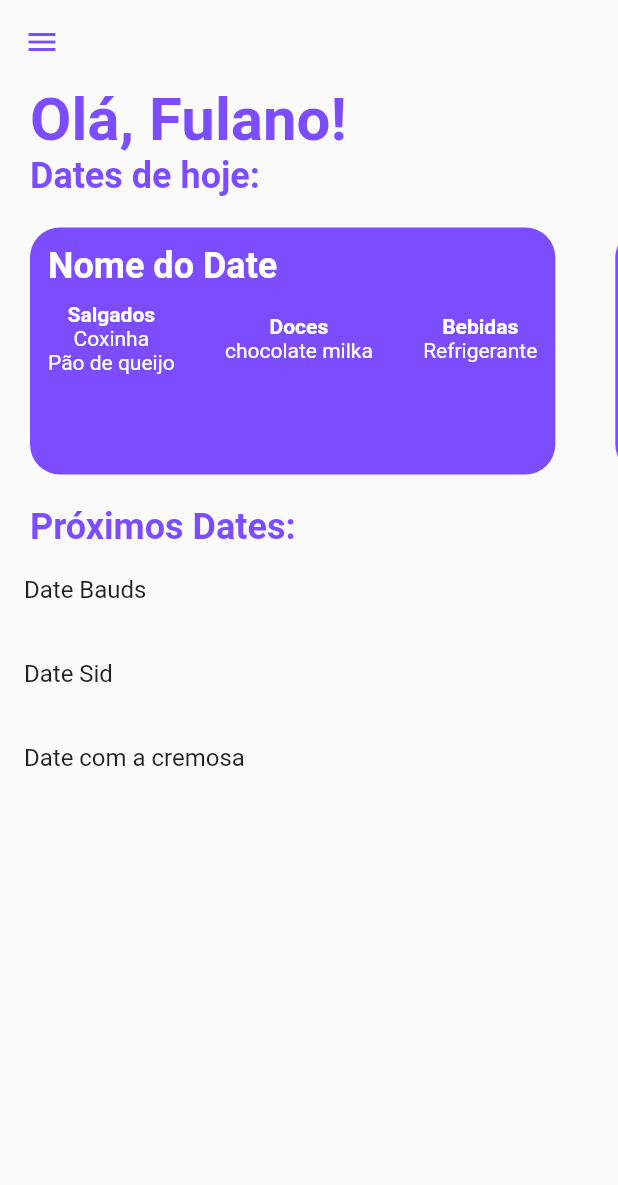
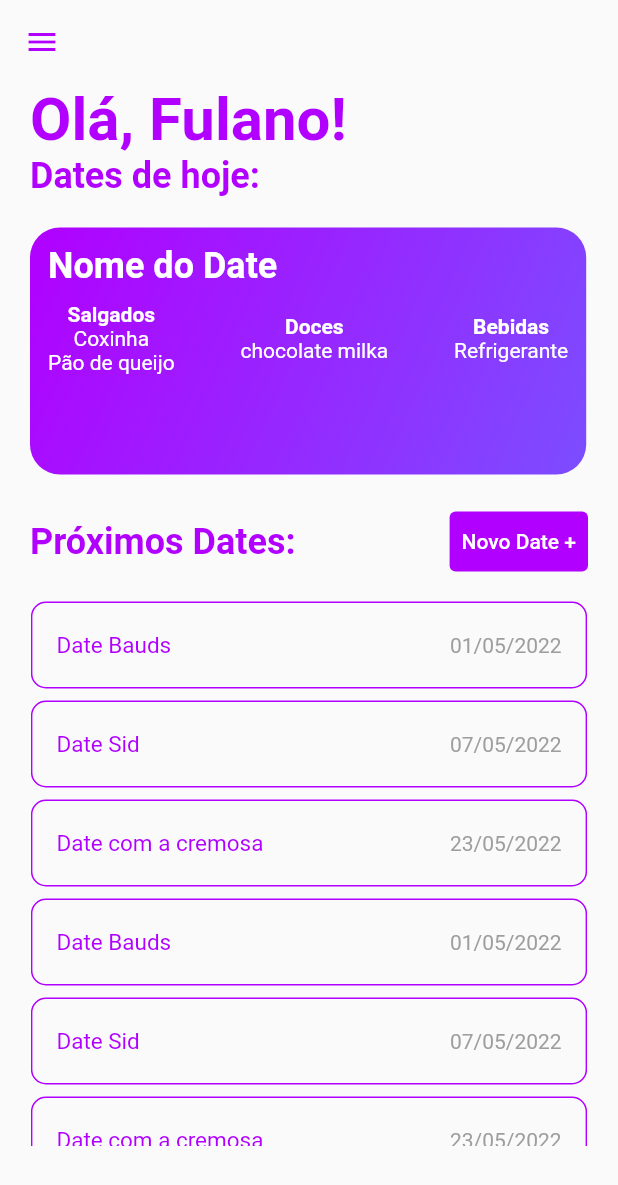
Before and after one commit to joao-vitor-machado/date-ideas-app, a Flutter app: the screen it shows after launch, on a phone screen of 412 x 824 dp. Shown: the top 1185 px of the screen. Run offline on Flutter 3.47's test engine with Material 2 defaults, Android fonts, the phone set to English and light mode, and no system bars.

Commit message:
main screen sem interação e com scroll de cards simples

```diff
--- a/lib/main.dart
+++ b/lib/main.dart
@@ -24,7 +24,7 @@ class MyApp extends StatelessWidget {
       title: 'Flutter Demo',
       theme: tema.copyWith(
         colorScheme: tema.colorScheme.copyWith(
-          primary: Colors.deepPurpleAccent,
+          primary: Color.fromRGBO(177, 0, 255, 1),
           secondary: Colors.white,
           tertiary: Colors.grey,
         )
--- a/lib/model/mock/dates_mock.dart
+++ b/lib/model/mock/dates_mock.dart
@@ -25,6 +25,52 @@ class DateMock {
       doces: ["chocolate milka"],
       bebidas: ["Refrigerante"],
       atividades: ["Triplo mortal carpado"],
+    ),DateApp(
+      nome: "Date Bauds",
+      data: DateTime.now(),
+      salgados: ["Coxinha", "Pão de queijo"],
+      doces: ["chocolate milka"],
+      bebidas: ["Refrigerante"],
+      atividades: ["Triplo mortal carpado"],
+    ),
+    DateApp(
+      nome: "Date Sid",
+      data: DateTime.utc(2022, 5, 7),
+      salgados: ["Coxinha", "Pão de queijo"],
+      doces: ["chocolate milka"],
+      bebidas: ["Refrigerante"],
+      atividades: ["Triplo mortal carpado"],
+    ),
+    DateApp(
+      nome: "Date com a cremosa",
+      data: DateTime.utc(2022, 5, 23),
+      salgados: ["Coxinha", "Pão de queijo"],
+      doces: ["chocolate milka"],
+      bebidas: ["Refrigerante"],
+      atividades: ["Triplo mortal carpado"],
+    ),DateApp(
+      nome: "Date Bauds",
+      data: DateTime.now(),
+      salgados: ["Coxinha", "Pão de queijo"],
+      doces: ["chocolate milka"],
+      bebidas: ["Refrigerante"],
+      atividades: ["Triplo mortal carpado"],
+    ),
+    DateApp(
+      nome: "Date Sid",
+      data: DateTime.utc(2022, 5, 7),
+      salgados: ["Coxinha", "Pão de queijo"],
+      doces: ["chocolate milka"],
+      bebidas: ["Refrigerante"],
+      atividades: ["Triplo mortal carpado"],
+    ),
+    DateApp(
+      nome: "Date com a cremosa",
+      data: DateTime.utc(2022, 5, 23),
+      salgados: ["Coxinha", "Pão de queijo"],
+      doces: ["chocolate milka"],
+      bebidas: ["Refrigerante"],
+      atividades: ["Triplo mortal carpado"],
     ),
   ];
 }
--- a/lib/view/main_screen.dart
+++ b/lib/view/main_screen.dart
@@ -2,6 +2,7 @@ import 'package:flutter/cupertino.dart';
 import 'package:flutter/material.dart';
 import 'package:trabalho_fibal_mob_2022/widgets/date_card.dart';
 import 'package:trabalho_fibal_mob_2022/model/mock/dates_mock.dart';
+import 'package:trabalho_fibal_mob_2022/widgets/date_tile.dart';
 
 class MainScreen extends StatelessWidget {
   static const route = "/mainScreen";
@@ -56,20 +57,37 @@ class MainScreen extends StatelessWidget {
             ),
           ),
           Padding(
-            padding: const EdgeInsets.only(left: 20.0),
-            child: Text("Próximos Dates:",
+            padding: const EdgeInsets.only(left: 20.0, right: 20 ,bottom: 8),
+            child: Row(
+              mainAxisAlignment: MainAxisAlignment.spaceBetween,
+              crossAxisAlignment: CrossAxisAlignment.center,
+              children: [
+                Text("Próximos Dates:",
                   style: TextStyle(
                       color: tema.primary,
                       fontSize: 24,
                       fontWeight: FontWeight.w700
                   ),),
+                TextButton(
+                  onPressed: (){},
+                  child: Text("Novo Date +",
+                      style: TextStyle(color: tema.secondary),),
+                  style: TextButton.styleFrom(
+                    backgroundColor: tema.primary,
+                    minimumSize: Size(60, 40)
                   ),
-          Container(
+
+                )
+              ],
+            ),
+          ),
+          Center(
+            child: Container(
+              width: screen.width * 0.9,
               height: screen.height * 0.45,
               child: ListView(
-              children: DateMock.dates.map((element) => ListTile(
-                title: Text(element.nome),
-              )).toList(),
+                children: DateMock.dates.map((element) => DateTile(nomeDate: element.nome, dataDate: element.data)).toList(),
+              ),
             ),
           )
         ],
--- a/lib/widgets/date_card.dart
+++ b/lib/widgets/date_card.dart
@@ -25,11 +25,13 @@ class DateCard extends StatelessWidget {
         Padding(
           padding: const EdgeInsets.all(20.0),
           child: Container(
-
             height: screen.height * 0.2,
-            width: screen.width * 0.85,
+            width: screen.width * 0.9,
             decoration: BoxDecoration(
-              color: tema.primary,
+              gradient: LinearGradient(
+                begin: Alignment.topLeft,
+                end: Alignment.bottomRight,
+                colors: [tema.primary, Colors.deepPurpleAccent],),
               borderRadius: BorderRadius.all(Radius.circular(20)),
             ),
             child: Padding(
--- a/lib/widgets/date_tile.dart
+++ b/lib/widgets/date_tile.dart
@@ -0,0 +1,42 @@
+import 'package:flutter/cupertino.dart';
+import 'package:flutter/material.dart';
+import 'package:intl/intl.dart';
+
+class DateTile extends StatelessWidget {
+  final String nomeDate;
+  final DateTime dataDate;
+
+  const DateTile({Key? key, required this.nomeDate, required this.dataDate}) : super(key: key);
+
+  @override
+  Widget build(BuildContext context) {
+    final tema = Theme.of(context).colorScheme;
+
+
+    return Padding(
+      padding: const EdgeInsets.only(top: 8.0),
+      child: Container(
+        decoration: BoxDecoration(
+          borderRadius: BorderRadius.circular(10),
+          border: Border.all(
+            color: tema.primary,
+            style: BorderStyle.solid
+          )
+        ),
+        child: ListTile(
+          title: Text(nomeDate,
+          style: TextStyle(
+            color: tema.primary,
+            fontFamily: "Roboto",
+            fontSize: 15
+          ),),
+          trailing: Text(DateFormat("dd/MM/yyyy").format(dataDate),
+          style: TextStyle(
+            color: tema.tertiary,
+            fontFamily: "Roboto"
+          ),),
+        ),
+      ),
+    );
+  }
+}
--- a/pubspec.yaml
+++ b/pubspec.yaml
@@ -34,6 +34,7 @@ dependencies:
   # The following adds the Cupertino Icons font to your application.
   # Use with the CupertinoIcons class for iOS style icons.
   cupertino_icons: ^1.0.2
+  intl: ^0.17.0
 
 dev_dependencies:
   flutter_test:
```
Also changed, not shown: pubspec.lock. Lines whose indentation alone changed are shown as unchanged.
